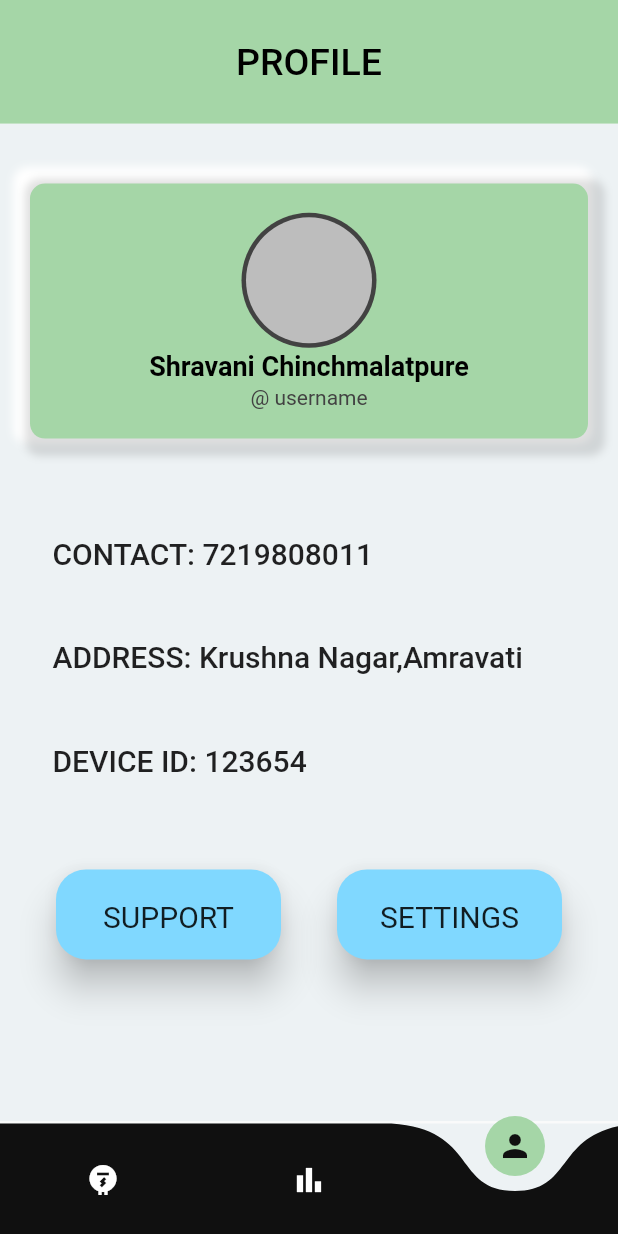
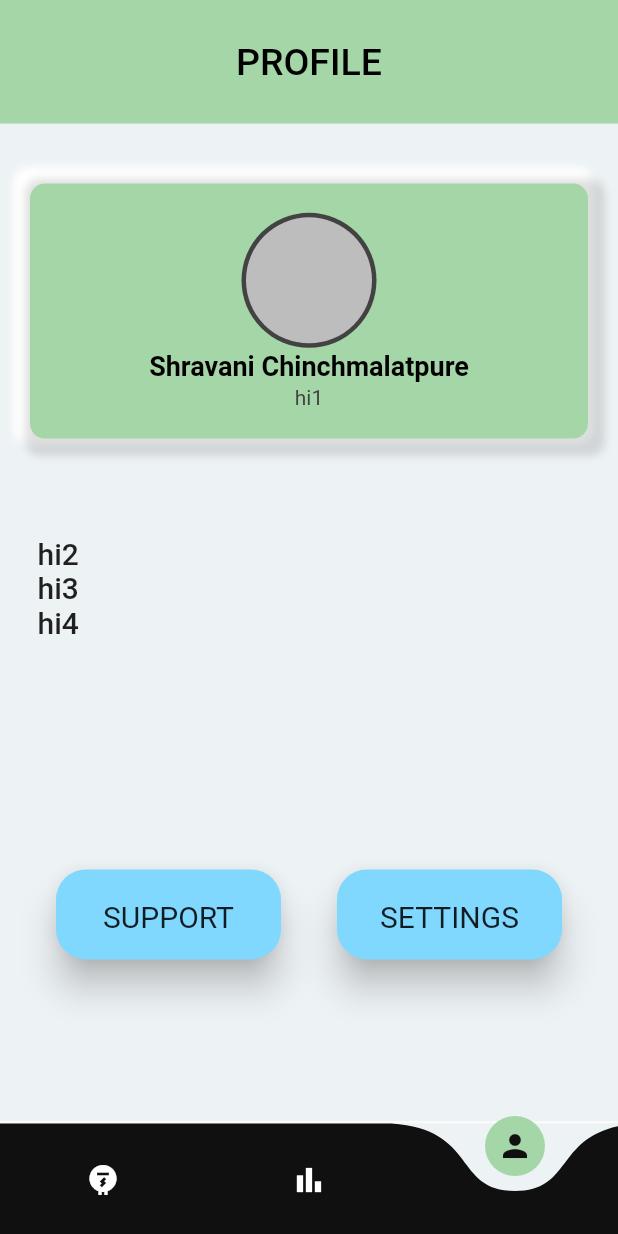
Before and after one commit to Advait-47/osiris2, a Flutter app: the screen it shows once a user with an empty profile is signed in, item 3 of the bottom bar chosen, on a phone screen of 412 x 824 dp. Run offline on Flutter 3.47's test engine with Material 2 defaults, Android fonts, the light colour scheme and no system bars; drawn by our look-alikes of curved_navigation_bar; our stand-ins replace charts_flutter, cloud_firestore, firebase_auth, firebase_core; accounts and stored records are empty.

Commit message:
minor changes

```diff
--- a/lib/main.dart
+++ b/lib/main.dart
@@ -45,17 +45,17 @@ class MyApp extends StatelessWidget {
           debugShowCheckedModeBanner: false,
           // color: Color(0xffEDF2F4),
           // home: GraphPage(),
-          home: Wrapper(),
-          // initialRoute: '/',
-          // routes: {
-          //   '/': (context) => const Wrapper(),
-          //   '/login': (context) => const LoginPage(),
-          //   '/signup': (context) => const SignUp(),
-          //   '/main': (context) => const CurvedBNB(),
-          //   '/analysis': (context) => const AnalysisPage(),
-          //   '/support': (context) => const SupportPage(),
-          //   // '/sec': (context) => const ProfilePage(),
-          // },
+          //home: Wrapper(),
+          initialRoute: '/',
+          routes: {
+            '/': (context) => const Wrapper(),
+            '/login': (context) => LoginPage(),
+            '/signup': (context) => SignUp(),
+            '/main': (context) => CurvedBNB(),
+            '/analysis': (context) => const AnalysisPage(),
+            '/support': (context) => const SupportPage(),
+            // '/sec': (context) => const ProfilePage(),
+          },
         ),
       );
     } catch (e) {
--- a/lib/models/user.dart
+++ b/lib/models/user.dart
@@ -10,5 +10,7 @@ class UserDetails {
     required this.uid,
     required this.username,
     required this.email,
+    required this.address,
+    required this.phone,
   });
 }
--- a/lib/screens/main tabs/profile_pages/profile.dart
+++ b/lib/screens/main tabs/profile_pages/profile.dart
@@ -1,5 +1,11 @@
+// ignore_for_file: prefer_const_constructors, prefer_const_literals_to_create_immutables
+
+import 'package:cloud_firestore/cloud_firestore.dart';
 import 'package:flutter/material.dart';
+import 'package:ihosiris/models/user.dart';
+import 'package:ihosiris/services/database.dart';
 import 'package:ihosiris/widgets/custom_bnb.dart';
+import 'package:provider/provider.dart';
 
 class ProfilePage extends StatefulWidget {
   const ProfilePage({Key? key}) : super(key: key);
@@ -13,6 +19,14 @@ class _ProfilePageState extends State<ProfilePage> {
 
   @override
   Widget build(BuildContext context) {
+    final user = Provider.of<UserDetails?>(context);
+    //FUNCTION I WAS TALKING ABOUT
+    dynamic userdetails =
+        DatabaseService(uid: user!.uid).getUserData(user.uid).then((value) {
+      print(value);
+    });
+    print(userdetails.runtimeType);
+
     return SafeArea(
       child: Scaffold(
         appBar: AppBar(
@@ -79,7 +93,8 @@ class _ProfilePageState extends State<ProfilePage> {
                       ),
                       const SizedBox(height: 2),
                       Text(
-                        '@ username',
+                        'hi1',
+                        //'@ ${userdetails.username}',
                         style: TextStyle(
                           color: Colors.grey[800],
                         ),
@@ -97,13 +112,35 @@ class _ProfilePageState extends State<ProfilePage> {
                     left: 25,
                     right: 25,
                   ),
-                  child: const Align(
+                  child: Align(
                     alignment: Alignment.topLeft,
-                    child: Text(
-                      ' \tCONTACT: 7219808011\n\n\n \tADDRESS: Krushna Nagar,Amravati\n\n\n \tDEVICE ID: 123654',
-                      style:
-                          TextStyle(fontSize: 20, fontWeight: FontWeight.w500),
+                    child: Column(
+                      children: <Widget>[
+                        Text(
+                          'hi2',
+                          //'Contact: ${userdetails.phone}',
+                          style: TextStyle(
+                              fontSize: 20, fontWeight: FontWeight.w500),
+                        ),
+                        Text(
+                          'hi3',
+                          //'Address: ${userdetails.address}',
+                          style: TextStyle(
+                              fontSize: 20, fontWeight: FontWeight.w500),
+                        ),
+                        Text(
+                          'hi4',
+                          //'Email Address: ${userdetails.email}',
+                          style: TextStyle(
+                              fontSize: 20, fontWeight: FontWeight.w500),
+                        ),
+                      ],
                     ),
+                    // child: Text(
+                    //   ' \tCONTACT: 7219808011\n\n\n \tADDRESS: Krushna Nagar,Amravati\n\n\n \tDEVICE ID: 123654',
+                    //   style:
+                    //       TextStyle(fontSize: 20, fontWeight: FontWeight.w500),
+                    // ),
                   ),
                 ),
                 Container(
--- a/lib/screens/wrapper.dart
+++ b/lib/screens/wrapper.dart
@@ -12,11 +12,12 @@ class Wrapper extends StatelessWidget {
   Widget build(BuildContext context) {
     final user = Provider.of<UserDetails?>(context);
     print(user);
-    //
+
     if (user == null) {
-      return Authenticate();
+      return LoginPage();
     } else {
       return CurvedBNB();
     }
+    //return null;
   }
 }
--- a/lib/services/auth.dart
+++ b/lib/services/auth.dart
@@ -68,6 +68,7 @@ class AuthService {
       UserCredential result = await _auth.createUserWithEmailAndPassword(
         email: newUser.email,
         password: password,
+
       );
 
       User? user = result.user;
--- a/lib/widgets/curved_bnb.dart
+++ b/lib/widgets/curved_bnb.dart
@@ -1,4 +1,5 @@
 import 'package:curved_navigation_bar/curved_navigation_bar.dart';
+import 'package:firebase_auth/firebase_auth.dart';
 import 'package:flutter/material.dart';
 import '../screens/main tabs/profile_pages/profile.dart';
 import '../screens/main tabs/anaylsisgraph.dart';
@@ -10,7 +11,8 @@ class CurvedBNB extends StatefulWidget {
   // final int p;
 
   // const CurvedBNB(this.p, {Key? key}) : super(key: key);
-  const CurvedBNB({Key? key}) : super(key: key);
+  UserCredential? user;
+  CurvedBNB({Key? key}) : super(key: key);
 
   @override
   // State<CurvedBNB> createState() => _CurvedBNBState(pageNo: p);
@@ -30,6 +32,7 @@ class _CurvedBNBState extends State<CurvedBNB> {
 
   @override
   Widget build(BuildContext context) {
+    UserCredential? user = widget.user;
     return Container(
       color: Color(0xFF212529),
       child: SafeArea(
--- a/pubspec.yaml
+++ b/pubspec.yaml
@@ -40,6 +40,7 @@ dependencies:
   firebase_auth: ^3.6.0
   provider: ^6.0.3
   cloud_firestore: ^3.4.1
+  flutter_blue: ^0.8.0
 
 dev_dependencies:
   flutter_test:
```
Also changed, not shown: lib/models/loggedInUser.dart (+8 -2 lines), lib/screens/login pages/authenticate.dart (+6 -5 lines), lib/screens/login pages/login.dart (+14 -6 lines), lib/screens/login pages/signup.dart (+6 -4 lines), lib/services/database.dart (+42 -0 lines).
